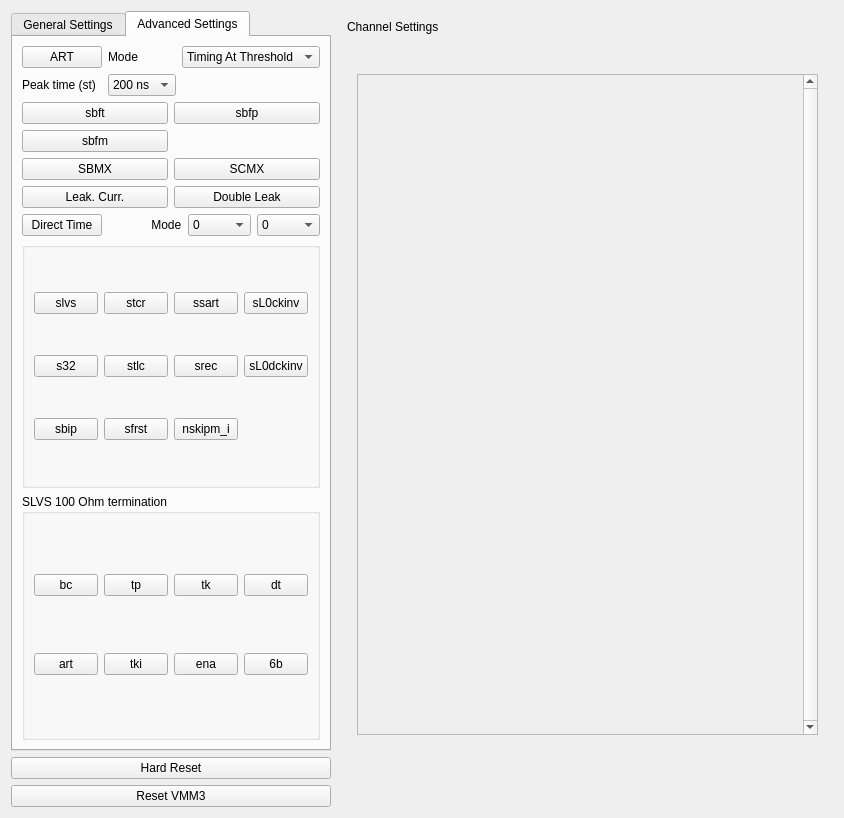
This is src/vmm_window.ui in YanzhaoW/vmmsc as Qt 5 draws it before an edit. The edited form follows.
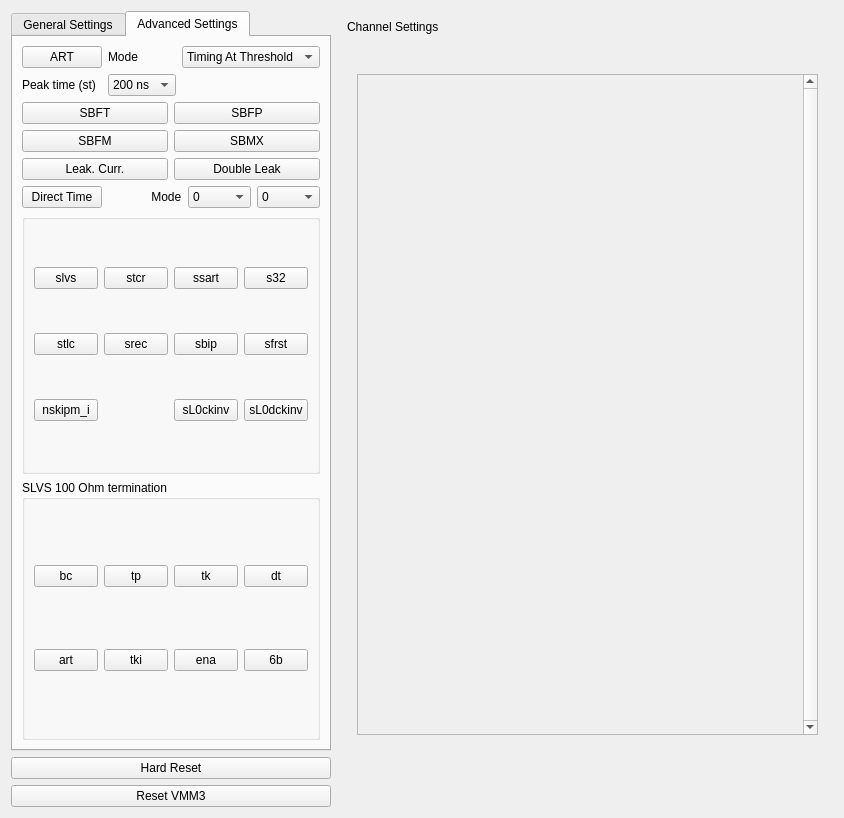
This is the edited form. The open tabs and pages were chosen to show the change.

Diff of the .ui file:
```diff
--- a/src/vmm_window.ui
+++ b/src/vmm_window.ui
@@ -1061,16 +1061,6 @@
        <item row="3" column="0">
         <widget class="QGroupBox" name="gridGroupBox_3">
          <layout class="QGridLayout" name="gridLayout">
-          <item row="1" column="1">
-           <widget class="QPushButton" name="pushButton_stlc">
-            <property name="text">
-             <string>stlc</string>
-            </property>
-            <property name="checkable">
-             <bool>true</bool>
-            </property>
-           </widget>
-          </item>
           <item row="0" column="2">
            <widget class="QPushButton" name="pushButton_ssart">
             <property name="text">
@@ -1081,36 +1071,6 @@
             </property>
            </widget>
           </item>
-          <item row="1" column="3">
-           <widget class="QPushButton" name="pushButton_sL0dckinv">
-            <property name="text">
-             <string>sL0dckinv</string>
-            </property>
-            <property name="checkable">
-             <bool>true</bool>
-            </property>
-           </widget>
-          </item>
-          <item row="0" column="3">
-           <widget class="QPushButton" name="pushButton_sL0ckinv">
-            <property name="text">
-             <string>sL0ckinv</string>
-            </property>
-            <property name="checkable">
-             <bool>true</bool>
-            </property>
-           </widget>
-          </item>
-          <item row="1" column="2">
-           <widget class="QPushButton" name="pushButton_srec">
-            <property name="text">
-             <string>srec</string>
-            </property>
-            <property name="checkable">
-             <bool>true</bool>
-            </property>
-           </widget>
-          </item>
           <item row="0" column="0">
            <widget class="QPushButton" name="pushButton_slvs">
             <property name="text">
@@ -1121,16 +1081,6 @@
             </property>
            </widget>
           </item>
-          <item row="1" column="0">
-           <widget class="QPushButton" name="pushButton_s32">
-            <property name="text">
-             <string>s32</string>
-            </property>
-            <property name="checkable">
-             <bool>true</bool>
-            </property>
-           </widget>
-          </item>
           <item row="0" column="1">
            <widget class="QPushButton" name="pushButton_stcr">
             <property name="text">
@@ -1141,8 +1091,48 @@
             </property>
            </widget>
           </item>
-          <item row="2" column="0">
-           <widget class="QPushButton" name="pushButton_sbip">
+          <item row="2" column="3">
+           <widget class="QPushButton" name="sL0dckinv">
+            <property name="text">
+             <string>sL0dckinv</string>
+            </property>
+            <property name="checkable">
+             <bool>true</bool>
+            </property>
+           </widget>
+          </item>
+          <item row="0" column="3">
+           <widget class="QPushButton" name="s32">
+            <property name="text">
+             <string>s32</string>
+            </property>
+            <property name="checkable">
+             <bool>true</bool>
+            </property>
+           </widget>
+          </item>
+          <item row="1" column="0">
+           <widget class="QPushButton" name="stlc">
+            <property name="text">
+             <string>stlc</string>
+            </property>
+            <property name="checkable">
+             <bool>true</bool>
+            </property>
+           </widget>
+          </item>
+          <item row="1" column="1">
+           <widget class="QPushButton" name="srec">
+            <property name="text">
+             <string>srec</string>
+            </property>
+            <property name="checkable">
+             <bool>true</bool>
+            </property>
+           </widget>
+          </item>
+          <item row="1" column="2">
+           <widget class="QPushButton" name="sbip">
             <property name="text">
              <string>sbip</string>
             </property>
@@ -1151,8 +1141,18 @@
             </property>
            </widget>
           </item>
-          <item row="2" column="1">
-           <widget class="QPushButton" name="pushButton_sfrst">
+          <item row="2" column="2">
+           <widget class="QPushButton" name="sL0ckinv">
+            <property name="text">
+             <string>sL0ckinv</string>
+            </property>
+            <property name="checkable">
+             <bool>true</bool>
+            </property>
+           </widget>
+          </item>
+          <item row="1" column="3">
+           <widget class="QPushButton" name="sfrst">
             <property name="text">
              <string>sfrst</string>
             </property>
@@ -1161,8 +1161,8 @@
             </property>
            </widget>
           </item>
-          <item row="2" column="2">
-           <widget class="QPushButton" name="pushButton_nskipm_i">
+          <item row="2" column="0">
+           <widget class="QPushButton" name="nskipm_i">
             <property name="text">
              <string>nskipm_i</string>
             </property>
@@ -1367,30 +1367,10 @@
        </item>
        <item row="1" column="0">
         <layout class="QGridLayout" name="gridLayout_5">
-         <item row="2" column="2">
-          <widget class="QPushButton" name="pushButton_13">
-           <property name="text">
-            <string>SCMX</string>
-           </property>
-           <property name="checkable">
-            <bool>true</bool>
-           </property>
-          </widget>
-         </item>
-         <item row="2" column="1">
-          <widget class="QPushButton" name="pushButton_14">
-           <property name="text">
-            <string>SBMX</string>
-           </property>
-           <property name="checkable">
-            <bool>true</bool>
-           </property>
-          </widget>
-         </item>
          <item row="0" column="1">
           <widget class="QPushButton" name="pushButton_11">
            <property name="text">
-            <string>sbft</string>
+            <string>SBFT</string>
            </property>
            <property name="checkable">
             <bool>true</bool>
@@ -1410,7 +1390,7 @@
          <item row="0" column="2">
           <widget class="QPushButton" name="pushButton_10">
            <property name="text">
-            <string>sbfp</string>
+            <string>SBFP</string>
            </property>
            <property name="checkable">
             <bool>true</bool>
@@ -1433,7 +1413,17 @@
          <item row="1" column="1">
           <widget class="QPushButton" name="pushButton_12">
            <property name="text">
-            <string>sbfm</string>
+            <string>SBFM</string>
+           </property>
+           <property name="checkable">
+            <bool>true</bool>
+           </property>
+          </widget>
+         </item>
+         <item row="1" column="2">
+          <widget class="QPushButton" name="sbmx">
+           <property name="text">
+            <string>SBMX</string>
            </property>
            <property name="checkable">
             <bool>true</bool>
```
Left out of the diff: 93 changed lines with no effect on the pictures.
